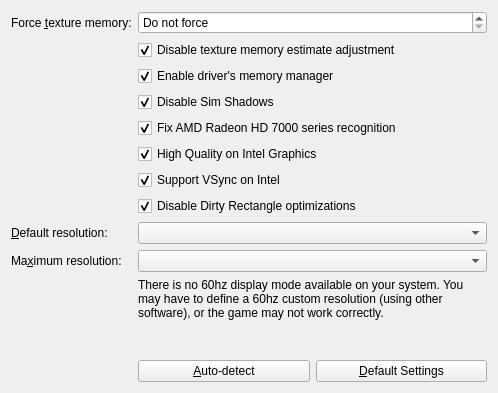
Old version of the form src/plugins/sims2/sims2settings.ui in the repository haffmans/graphics-rules-maker.
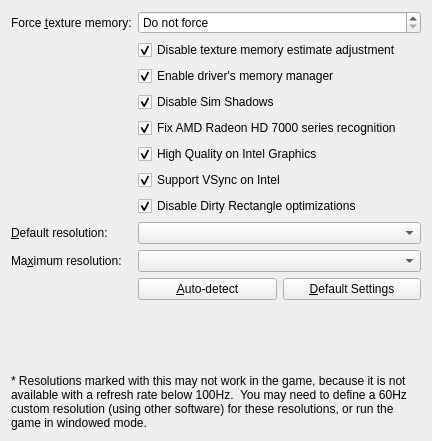
New version of the form.

Commit message:
Only show warning for >=100Hz resolutions, don't hide them
Contains some logic to make sure the warning label is always (properly)
visible by height (the size hint is constant, regardless of width).

Applies to Sims 2 and all Sims Stories games.

Issue: #12

Diff of the .ui file:
```diff
--- a/src/plugins/sims2/sims2settings.ui
+++ b/src/plugins/sims2/sims2settings.ui
@@ -6,8 +6,8 @@
    <rect>
     <x>0</x>
     <y>0</y>
-    <width>498</width>
-    <height>393</height>
+    <width>432</width>
+    <height>441</height>
    </rect>
   </property>
   <property name="windowTitle">
@@ -202,25 +202,6 @@
     </widget>
    </item>
    <item row="10" column="1">
-    <widget class="QLabel" name="no60HzAvailable">
-     <property name="sizePolicy">
-      <sizepolicy hsizetype="Expanding" vsizetype="Expanding">
-       <horstretch>0</horstretch>
-       <verstretch>0</verstretch>
-      </sizepolicy>
-     </property>
-     <property name="text">
-      <string>&lt;html&gt;&lt;head/&gt;&lt;body&gt;&lt;p&gt;There is no 60hz display mode available on your system. You may have to define a 60hz custom resolution (using other software), or the game may not work correctly.&lt;/p&gt;&lt;/body&gt;&lt;/html&gt;</string>
-     </property>
-     <property name="alignment">
-      <set>Qt::AlignLeading|Qt::AlignLeft|Qt::AlignTop</set>
-     </property>
-     <property name="wordWrap">
-      <bool>true</bool>
-     </property>
-    </widget>
-   </item>
-   <item row="11" column="1">
     <layout class="QHBoxLayout" name="defaultsLayout" stretch="0,0">
      <item>
       <widget class="QPushButton" name="autodetect">
@@ -247,6 +228,34 @@
      </item>
     </layout>
    </item>
+   <item row="11" column="0" colspan="2">
+    <widget class="QLabel" name="highRefreshRateWarning">
+     <property name="sizePolicy">
+      <sizepolicy hsizetype="Expanding" vsizetype="MinimumExpanding">
+       <horstretch>0</horstretch>
+       <verstretch>0</verstretch>
+      </sizepolicy>
+     </property>
+     <property name="minimumSize">
+      <size>
+       <width>40</width>
+       <height>1</height>
+      </size>
+     </property>
+     <property name="text">
+      <string>* Resolutions marked with this may not work in the game, because it is not available with a refresh rate below 100Hz.  You may need to define a 60Hz custom resolution (using other software) for these resolutions, or run the game in windowed mode.</string>
+     </property>
+     <property name="textFormat">
+      <enum>Qt::PlainText</enum>
+     </property>
+     <property name="alignment">
+      <set>Qt::AlignBottom|Qt::AlignLeading|Qt::AlignLeft</set>
+     </property>
+     <property name="wordWrap">
+      <bool>true</bool>
+     </property>
+    </widget>
+   </item>
   </layout>
  </widget>
  <tabstops>
```
The commit also changes 15 other files.
